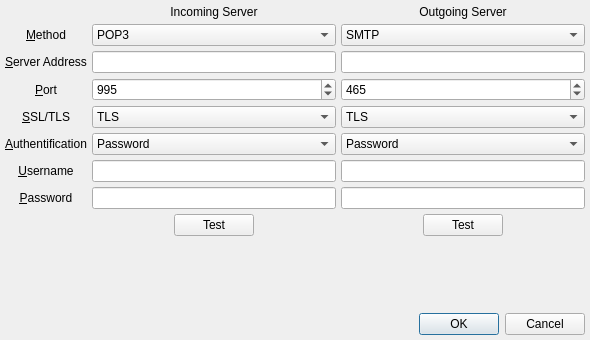
Before: the Qt Designer form UI/poptasticsettings.ui in xloem/spot-on-svn, drawn with Qt 5.
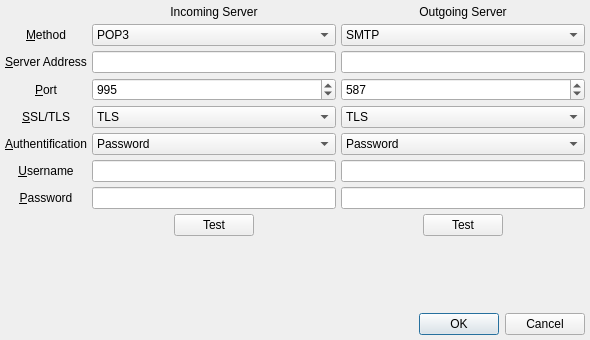
After: the same form once the commit is applied. Icons and pictures are not drawn.

```diff
--- a/UI/poptasticsettings.ui
+++ b/UI/poptasticsettings.ui
@@ -274,7 +274,7 @@
         <number>65535</number>
        </property>
        <property name="value">
-        <number>465</number>
+        <number>587</number>
        </property>
       </widget>
      </item>
```
